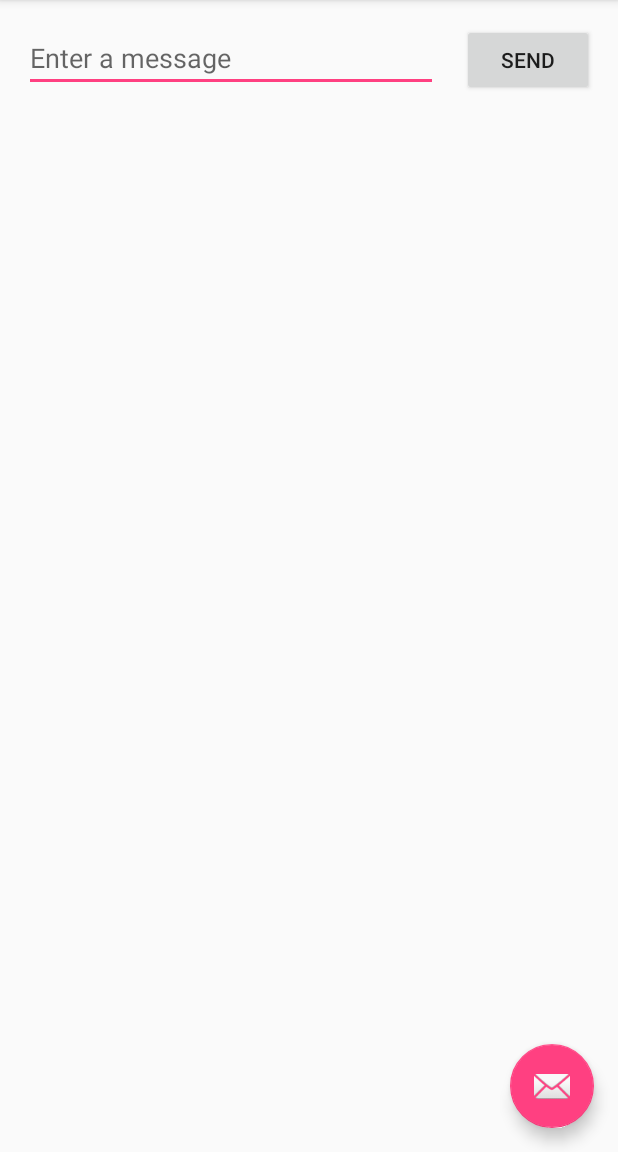
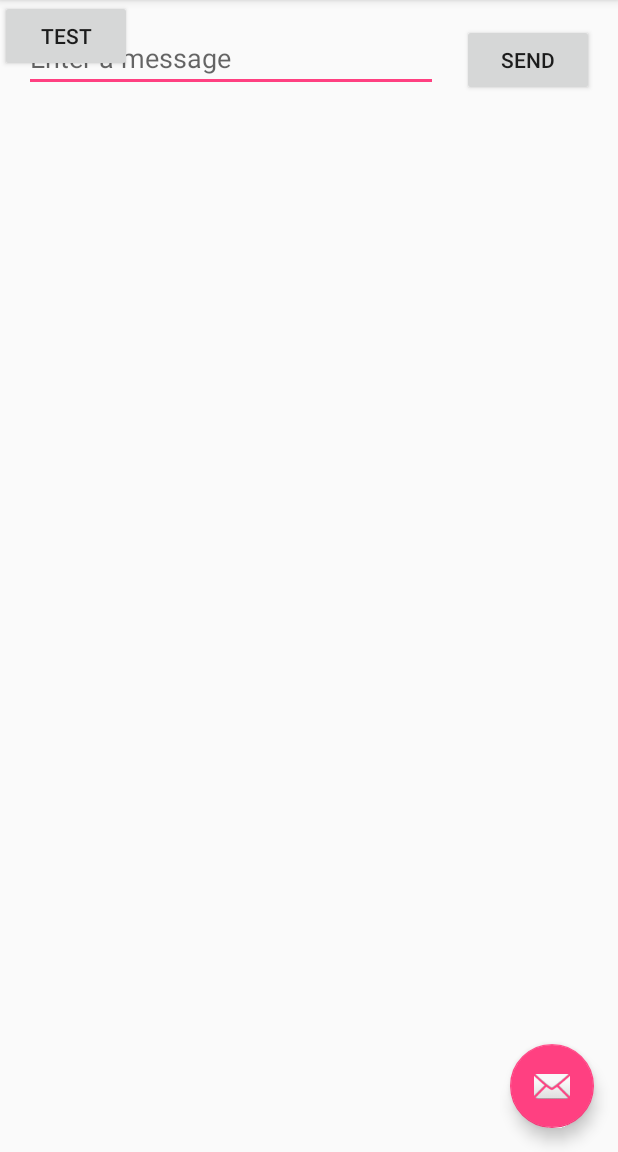
Before and after one commit to EKong-1/KiP_Old, an Android app: the screen it shows after launch (MainActivity), on a phone screen of 412 x 824 dp, the part 84-1236 px from its top. Run offline under Robolectric (Android 15) with nearby library versions, the phone set to English and light mode, and no system bars.

Commit message:
Test commit

```diff
--- a/app/src/main/res/layout/content_main.xml
+++ b/app/src/main/res/layout/content_main.xml
@@ -34,4 +34,12 @@
         app:layout_constraintEnd_toEndOf="parent"
         app:layout_constraintHorizontal_bias="0.5"
         app:layout_constraintStart_toEndOf="@+id/editText" />
+
+    <Button
+        android:id="@+id/button2"
+        android:layout_width="wrap_content"
+        android:layout_height="wrap_content"
+        android:text="Test"
+        tools:layout_editor_absoluteX="128dp"
+        tools:layout_editor_absoluteY="153dp" />
 </android.support.constraint.ConstraintLayout>
```
